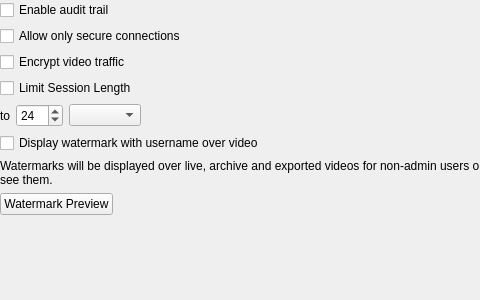
Above: vms/client/nx_vms_client_desktop/src/nx/vms/client/desktop/system_administration/widgets/security_settings_widget.ui from networkoptix/nx_open before the change; both pictures show x 0 to 480 and y 0 to 300 of the 697 by 300 pixel window. Below: the same form after it.
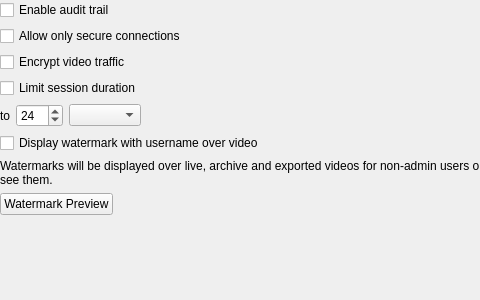
That is the form after the change. Custom widgets are drawn as their Qt base class.

Commit message:
VMS-13707: Updated texts for "Limit session duration" checkbox
<==== Mercurial data ====>
Branch: vms_4.0

Patch:
```diff
--- a/vms/client/nx_vms_client_desktop/src/nx/vms/client/desktop/system_administration/widgets/security_settings_widget.ui
+++ b/vms/client/nx_vms_client_desktop/src/nx/vms/client/desktop/system_administration/widgets/security_settings_widget.ui
@@ -109,7 +109,7 @@
         <item>
          <widget class="QCheckBox" name="limitSessionLengthCheckBox">
           <property name="text">
-           <string>Limit Session Length</string>
+           <string>Limit session duration</string>
           </property>
          </widget>
         </item>
```
The commit also changes 1 other file.
